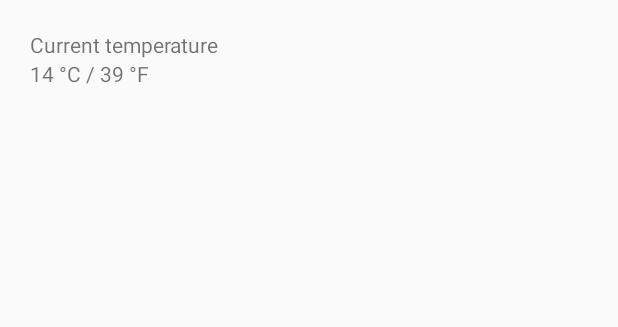
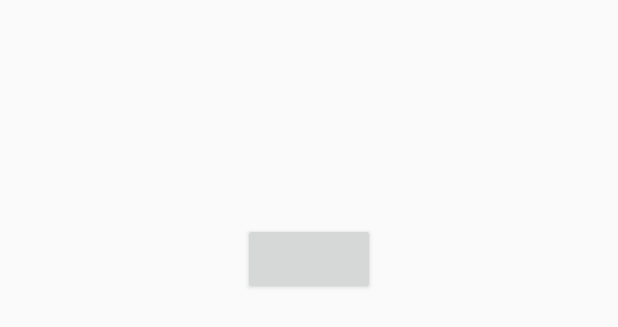
Before and after one commit to vivekashwinraman/WeatherAppTwitter, an Android app: the layout activity_main.xml on its own in the app's theme, with its tools: preview values and no code run, on a phone screen of 412 x 824 dp. Shown: the top 327 px of the screen. Run offline under Robolectric (Android 15) with nearby library versions, the phone set to English and light mode, and no system bars.

Commit message:
main layout change

```diff
--- a/app/src/main/res/layout/activity_main.xml
+++ b/app/src/main/res/layout/activity_main.xml
@@ -9,19 +9,32 @@
     android:padding="20dp">
 
     <TextView
-        android:layout_width="wrap_content"
-        android:layout_height="wrap_content"
-        android:text="@string/current_temperature"/>
-
-    <TextView
         android:id="@+id/temperature"
         android:layout_width="wrap_content"
         android:layout_height="wrap_content"
-        tools:text="14 °C / 39 °F"/>
+        android:layout_gravity="center_horizontal"
+        android:layout_margin="10dp"
+        android:padding="10dp" />
+
+    <TextView
+        android:id="@+id/wind_speed"
+        android:layout_width="wrap_content"
+        android:layout_height="wrap_content"
+        android:layout_gravity="center_horizontal"
+        android:layout_margin="10dp"
+        android:padding="10dp" />
+
+    <Button
+        android:id="@+id/future_button"
+        android:layout_width="wrap_content"
+        android:layout_height="wrap_content"
+        android:layout_gravity="center"
+        android:layout_margin="10dp"/>
 
     <android.support.v7.widget.RecyclerView
         android:id="@+id/horizontal_recycler_view"
         android:background="#fff"
+        android:layout_margin="10dp"
         android:layout_width="match_parent"
         android:layout_height="wrap_content"/>
 
```
Also changed, not shown: app/src/main/java/com/twitter/challenge/activity/MainActivity.java (+10 -3 lines).
